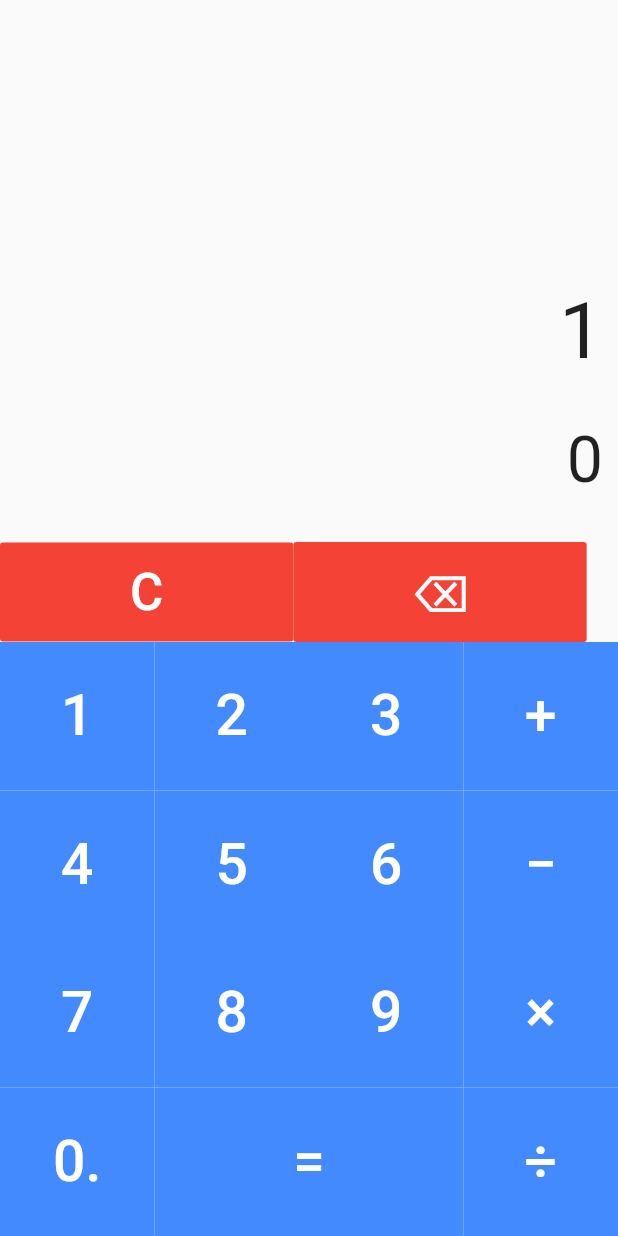
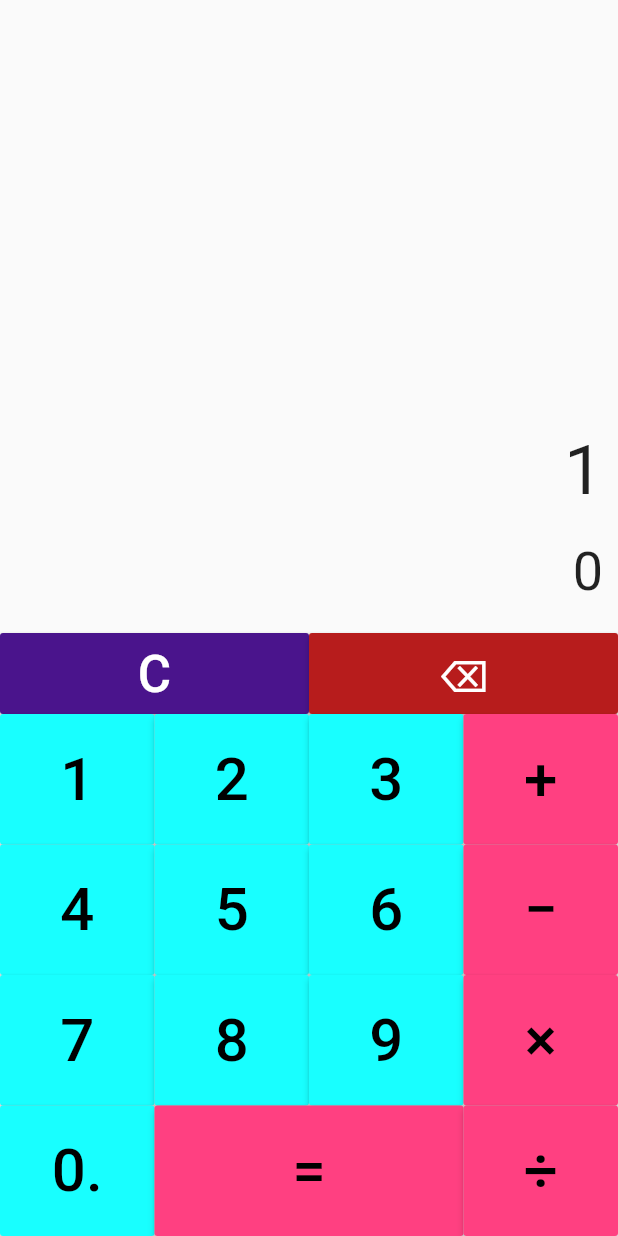
Before and after one commit to aryanve/Calculator_flutter, a Flutter app: the screen it shows after launch, after a tap on an icon or button, on a phone screen of 412 x 824 dp. Run offline on Flutter 3.47's test engine with Material 2 defaults, Android fonts, the phone set to English and light mode, and no system bars; our stand-ins replace math_expressions.

Commit message:
Small changes

```diff
--- a/lib/main.dart
+++ b/lib/main.dart
@@ -4,7 +4,7 @@ import 'package:math_expressions/math_expressions.dart';
 void main() => runApp(MaterialApp(
 title: "Calculator",
 debugShowCheckedModeBanner: false,
-theme: ThemeData(primarySwatch: Colors.green),
+theme: ThemeData(brightness: Brightness.light),
 home:Cal(),
 ), );
 
@@ -17,31 +17,41 @@ class _CalState extends State<Cal> {
   String equation ="0";
   String result="0";
   String expression ="";
-  double equationFontSize =43;
-  double resultFontSize =52;
+  double equationFontSize =36;
+  double resultFontSize =51;
 
+  buttonPressedlong(){
+    setState(() {
+        equation = equation + ".";
+      });
+  }
   buttonPressed(String buttonText){
     setState(() {
       if(buttonText == "C"){
         equation ="0";
         result="0";
-        equationFontSize =43;
+        equationFontSize =36;
         resultFontSize =52;
+      }
+      else if(buttonText == "0."){
+        equation = equation + "0";
       }
       else if(buttonText == "⌫"){
         equationFontSize =52;
-        resultFontSize =43;
+        resultFontSize =36;
+
         equation = equation.substring(0, equation.length - 1);
         if(equation == ""){
           equation = "0";
         }
       } else if(buttonText == "="){
-        equationFontSize =43;
+        equationFontSize =36;
         resultFontSize =52;
 
         expression = equation;
         expression = expression.replaceAll('×', '*');
         expression = expression.replaceAll('÷', '/');
+        expression = expression.replaceAll('−', '-');
         try{
           Parser p= new Parser();
           Expression exp =p.parse(expression);
@@ -52,11 +62,11 @@ class _CalState extends State<Cal> {
           result = "Error";
         }
       }else{
-        equationFontSize =52;
-        resultFontSize =43;
+        equationFontSize =46;
+        resultFontSize =36;
         if(equation=="0"){
-          equation= buttonText;
-      }else {
+          equation= buttonText;}
+          else {
           equation = equation + buttonText;
         }
       }
@@ -66,11 +76,12 @@ class _CalState extends State<Cal> {
   Widget button(String buttonText, double buttonWidth, Color buttonColor){
     return Container(
       width: MediaQuery.of(context).size.width* 0.1 *buttonWidth,
+      child: RaisedButton(
+          padding: EdgeInsets.all(20),
           color: buttonColor,
-      child: FlatButton(
-          padding: EdgeInsets.all(27),
           onPressed:() => buttonPressed(buttonText),
-          child:Text(buttonText, style: TextStyle(fontSize: 38,color: Colors.white),)
+          onLongPress: () => buttonPressedlong(),
+          child:Text(buttonText, style: TextStyle(fontSize: 40,color: Colors.black),)
       ) ,
     );
   }
@@ -83,12 +94,12 @@ class _CalState extends State<Cal> {
         children: <Widget>[
           Container(
             alignment: Alignment.centerRight,
-            padding: EdgeInsets.fromLTRB(10,20,10,10),
+            padding: EdgeInsets.fromLTRB(10, 10, 10, 0),
             child: Text(equation, style: TextStyle(fontSize: equationFontSize),),
           ),
           Container(
             alignment: Alignment.centerRight,
-            padding: EdgeInsets.fromLTRB(10, 20, 10,30),
+            padding: EdgeInsets.fromLTRB(10, 20, 10, 20),
             child: Text(result, style: TextStyle(fontSize: resultFontSize),),
           ),
 
@@ -96,52 +107,57 @@ class _CalState extends State<Cal> {
               children: <Widget>[
                 Row(
                   children: <Widget>[
-                 FlatButton(
-                   padding: EdgeInsets.fromLTRB(86.7, 13, 86.7,13 ),
+                   Container(
+                     width: MediaQuery.of(context).size.width* .5,
+                     child: RaisedButton(
+                       padding: EdgeInsets.all(7),
                        onPressed: () => buttonPressed("C"),
-                   color: Colors.red,
+                       color: Colors.purple[900],
                        child: Text("C",style: TextStyle(fontSize: 34,color: Colors.white)),
                      ),
-                  FlatButton(
-                    padding: EdgeInsets.fromLTRB(79.1, 10.3, 79.1,10.3 ),
+                   ),
+                    Container(
+                      width: MediaQuery.of(context).size.width* .5,
+                      child: RaisedButton(
+                        padding: EdgeInsets.all(7),
                         onPressed: () => buttonPressed("⌫"),
-                    color: Colors.red,
-                    child: Text("⌫",style: TextStyle(fontSize: 34,color: Colors.white)),
+                        color: Colors.red[900],
+                        child: Text("⌫",style: TextStyle(fontSize: 29.7,color: Colors.white)),
+                      ),
                     )
                   ],
                 ),
 
                   Row(
                    children: <Widget>[
-                   button("1", 2.5,Colors.blueAccent),
-                   button("2", 2.5 ,Colors.blueAccent),
-                   button("3", 2.5 ,Colors.blueAccent),
-                   button("+", 2.5 ,Colors.blueAccent),
+                     button("1", 2.5,Colors.cyanAccent),
+                     button("2", 2.5 ,Colors.cyanAccent),
+                     button("3", 2.5 ,Colors.cyanAccent),
+                     button("+", 2.5 ,Colors.pinkAccent),
                    ],
                   ),
                   Row(
                       children: <Widget>[
-                      button("4", 2.5 ,Colors.blueAccent),
-                      button("5", 2.5 ,Colors.blueAccent),
-                      button("6", 2.5 ,Colors.blueAccent),
-                      button("−", 2.5 ,Colors.blueAccent),
+                        button("4", 2.5 ,Colors.cyanAccent),
+                        button("5", 2.5 ,Colors.cyanAccent),
+                        button("6", 2.5 ,Colors.cyanAccent),
+                        button("−", 2.5 ,Colors.pinkAccent),
                       ],
                   ),
                 Row(
                   children: <Widget>[
-                  button("7", 2.5 ,Colors.blueAccent),
-                  button("8", 2.5,Colors.blueAccent),
-                  button("9", 2.5 ,Colors.blueAccent),
-                  button("×", 2.5 ,Colors.blueAccent),
+                    button("7", 2.5 ,Colors.cyanAccent),
+                    button("8", 2.5,Colors.cyanAccent),
+                    button("9", 2.5 ,Colors.cyanAccent),
+                    button("×", 2.5 ,Colors.pinkAccent),
 
                   ],
                 ),
                 Row(
                   children: <Widget>[
-                  button("0.", 2.5 ,Colors.blueAccent),
-                  button("=", 5,Colors.blueAccent),
-                  button("÷", 2.5 ,Colors.blueAccent),
-
+                    button("0.", 2.5 ,Colors.cyanAccent),
+                    button("=", 5,Colors.pinkAccent),
+                    button("÷", 2.5 ,Colors.pinkAccent),
                   ],
                 ),
               ],),
```
Lines whose indentation alone changed are shown as unchanged.
